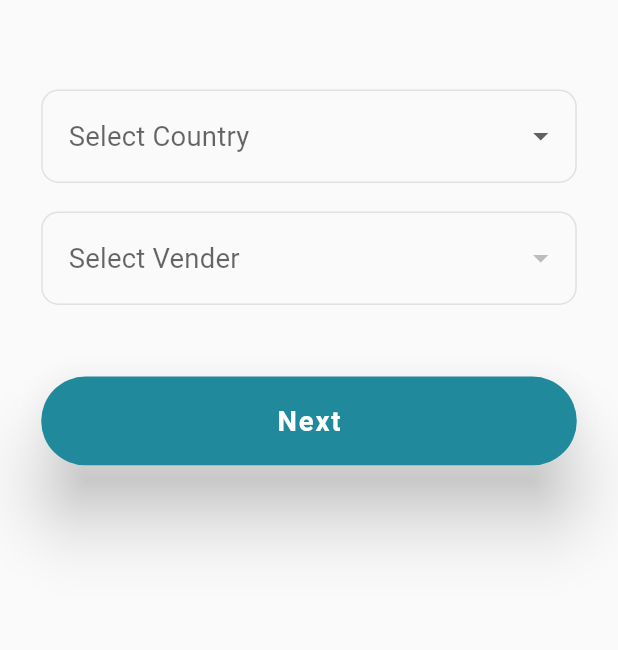
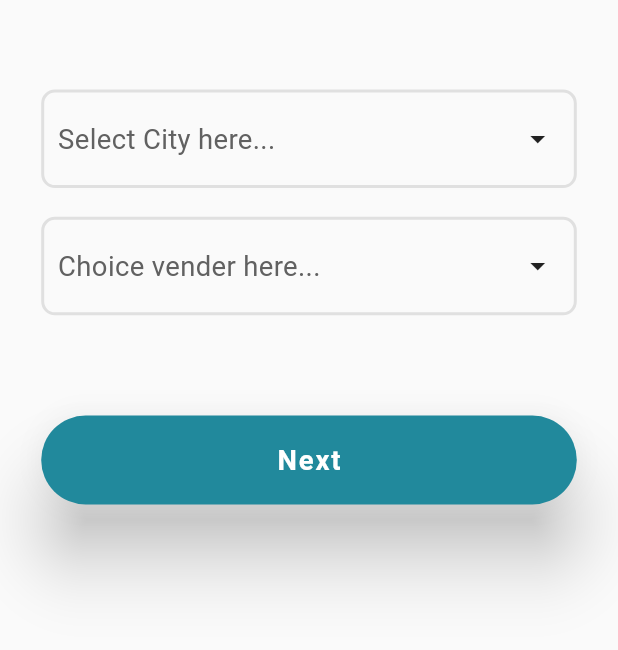
Before and after one commit to sherryqaisrani/Order-App, a Flutter app: the screen it shows after launch, on a phone screen of 412 x 824 dp, the part 369-1019 px from its top. Run offline on Flutter 3.47's test engine with Material 2 defaults, Android fonts, the phone set to English and light mode, and no system bars; our stand-ins replace flutter_screenutil, flutter_svg, get.

Commit message:
All bugs fixed

```diff
--- a/lib/screens/select_page.dart
+++ b/lib/screens/select_page.dart
@@ -1,5 +1,6 @@
 import 'package:flutter/material.dart';
 import 'package:flutter_screenutil/flutter_screenutil.dart';
+import 'package:get/get.dart';
 import 'package:order_app/screens/customer_type.dart';
 import 'package:order_app/screens/signup_screen.dart';
 import 'package:order_app/utils/colors.dart';
@@ -14,79 +15,31 @@ class SelectPage extends StatefulWidget {
 }
 
 class _SelectPageState extends State<SelectPage> {
-  List<DropdownMenuItem> countriesList = [
-    const DropdownMenuItem(
-      child: Text(
+  int? selectedValueIndex;
+  List<String> countriesList = [
     'London',
-      ),
-      value: 'London',
-    ),
-    const DropdownMenuItem(
-      child: Text(
     'Coventry',
-      ),
-      value: 'Coventry',
-    ),
-    const DropdownMenuItem(
-      child: Text(
     'Cardiff',
-      ),
-      value: 'Cardiff',
-    ),
-    const DropdownMenuItem(
-      child: Text(
     'Peterborough',
-      ),
-      value: 'Peterborough',
-    ),
-    const DropdownMenuItem(
-      child: Text(
     'Norfolk',
-      ),
-      value: 'Norfolk',
-    ),
   ];
 
-  List<DropdownMenuItem> vendeerList3 = [];
-
-  List<DropdownMenuItem> venderList = [
-    DropdownMenuItem(
-      child: Text(
+  List<String> venderList = [
     'London CJ foods',
-      ),
-      value: 'London CJ foods',
-    ),
-    const DropdownMenuItem(
-      child: Text(
     'Coventry B A Dairies',
-      ),
-      value: 'Coventry B A Dairies',
-    ),
-    const DropdownMenuItem(
-      child: Text(
     'Cardiff Cymru Dairy',
-      ),
-      value: 'Cardiff Cymru Dairy',
-    ),
-    const DropdownMenuItem(
-      child: Text(
     'Peterborough East Anglia',
-      ),
-      value: 'Peterborough East Anglia',
-    ),
-    const DropdownMenuItem(
-      child: Text(
     'Norfolk Broadland Foods',
-      ),
-      value: 'Norfolk Broadland Foods',
-    )
   ];
   String selectedValue = '';
-
+  String selectedVender = '';
+  Color myColor = Colors.grey[300]!;
+  bool listview = false;
+  bool listview1 = false;
+  bool tapped = false;
   // var venderList = [
   @override
   Widget build(BuildContext context) {
-    // List<DropdownMenuItem> vendeerList3 = [];
     return Scaffold(
       body: SingleChildScrollView(
         child: Column(
@@ -112,46 +65,154 @@ class _SelectPageState extends State<SelectPage> {
               ),
               child: Column(
                 children: [
-                  DropdownButtonFormField(
-                    onSaved: (newValue) => print(newValue),
+                  Container(
+                    width: Get.width,
+                    height: 55.h,
+                    decoration: BoxDecoration(
+                      border: Border.all(color: myColor, width: 2),
+                      borderRadius: BorderRadius.circular(
+                        8.r,
+                      ),
+                    ),
+                    child: InkWell(
                       onTap: () {
-                      // setState(() {});
-                      // // setState(() {
-                      // //   selectedValue == '';
-                      // // });
-                    },
-                    items: countriesList,
-                    hint: const Text('Select Country'),
-                    onChanged: (value) {
                         setState(() {
-                        selectedValue = value;
-
-                        selectedValue == 'London'
-                            ? vendeerList3.add(venderList[0])
-                            : selectedValue == 'Cardiff'
-                                ? vendeerList3.add(venderList[1])
-                                : venderList;
-
-                        print(selectedValue);
+                          listview1 = !listview1;
                         });
                       },
-                    decoration: getInputDecoration(hintText: 'Select Country'),
+                      child: Row(
+                        children: [
+                          Expanded(
+                            child: Padding(
+                              padding: EdgeInsets.only(left: 8.0.w, top: 0.h),
+                              child: Text(
+                                selectedValue == ''
+                                    ? "Select City here..."
+                                    : selectedValue,
+                                style: TextStyle(
+                                  color: myColor == Colors.blue
+                                      ? Colors.black
+                                      : Colors.grey[700],
+                                  fontSize: 16.sp,
                                 ),
+                              ),
+                            ),
+                          ),
+                          IconButton(
+                            onPressed: () {},
+                            icon: Icon(
+                              Icons.arrow_drop_down,
+                            ),
+                          ),
+                        ],
+                      ),
+                    ),
+                  ),
+                  listview1
+                      ? Card(
+                          elevation: 9,
+                          child: MediaQuery.removePadding(
+                            context: context,
+                            removeTop: true,
+                            child: ListView.builder(
+                                shrinkWrap: true,
+                                itemCount: venderList.length,
+                                itemBuilder: (context, index) {
+                                  return GestureDetector(
+                                    onTap: () {
+                                      setState(() {
+                                        myColor = Colors.blue;
+                                        tapped = true;
+                                        selectedValue =
+                                            countriesList[index].toString();
+                                        listview1 = false;
+                                        selectedValueIndex = index;
+                                      });
+                                    },
+                                    child: ListTile(
+                                      title: Text(countriesList[index]),
+                                    ),
+                                  );
+                                }),
+                          ),
+                        )
+                      : SizedBox(),
                   SizedBox(
                     height: 16.h,
                   ),
-                  DropdownButtonFormField(
-                    onSaved: (newValue) => print(newValue),
-                    items: vendeerList3,
-                    hint: const Text('Select Vender'),
-                    onTap: () {},
-                    onChanged: (value) {
+                  Container(
+                    width: Get.width,
+                    height: 55.h,
+                    decoration: BoxDecoration(
+                      border: Border.all(color: myColor, width: 2),
+                      borderRadius: BorderRadius.circular(
+                        8.r,
+                      ),
+                    ),
+                    child: InkWell(
+                      onTap: () {
                         setState(() {
-                        value = vendeerList3;
-                        vendeerList3.clear();
+                          listview = !listview;
                         });
                       },
-                    decoration: getInputDecoration(hintText: 'Select Country'),
+                      child: Row(
+                        children: [
+                          Expanded(
+                            child: Padding(
+                              padding: EdgeInsets.only(left: 8.0.w, top: 0.h),
+                              child: Text(
+                                selectedVender == ''
+                                    ? "Choice vender here..."
+                                    : selectedVender,
+                                style: TextStyle(
+                                  color: myColor == Colors.blue
+                                      ? Colors.black
+                                      : Colors.grey[700],
+                                  fontSize: 16.sp,
+                                ),
+                              ),
+                            ),
+                          ),
+                          IconButton(
+                            onPressed: () {},
+                            icon: Icon(
+                              Icons.arrow_drop_down,
+                            ),
+                          ),
+                        ],
+                      ),
+                    ),
+                  ),
+                  listview
+                      ? Card(
+                          elevation: 9,
+                          child: MediaQuery.removePadding(
+                            context: context,
+                            removeTop: true,
+                            child: ListView.builder(
+                              shrinkWrap: true,
+                              itemCount: tapped ? 1 : venderList.length,
+                              itemBuilder: (context, index) => GestureDetector(
+                                onTap: () {
+                                  setState(() {
+                                    myColor == Colors.blue;
+                                    listview = false;
+                                    selectedVender =
+                                        venderList[selectedValueIndex!];
+                                  });
+                                },
+                                child: ListTile(
+                                  title: selectedValueIndex != null
+                                      ? Text(venderList[selectedValueIndex!])
+                                      : Text(venderList[index]),
+                                ),
+                              ),
+                            ),
+                          ),
+                        )
+                      : SizedBox(),
+                  SizedBox(
+                    height: 16.h,
                   ),
                   SizedBox(
                     height: 40.h,
```
Lines whose indentation alone changed are shown as unchanged.
